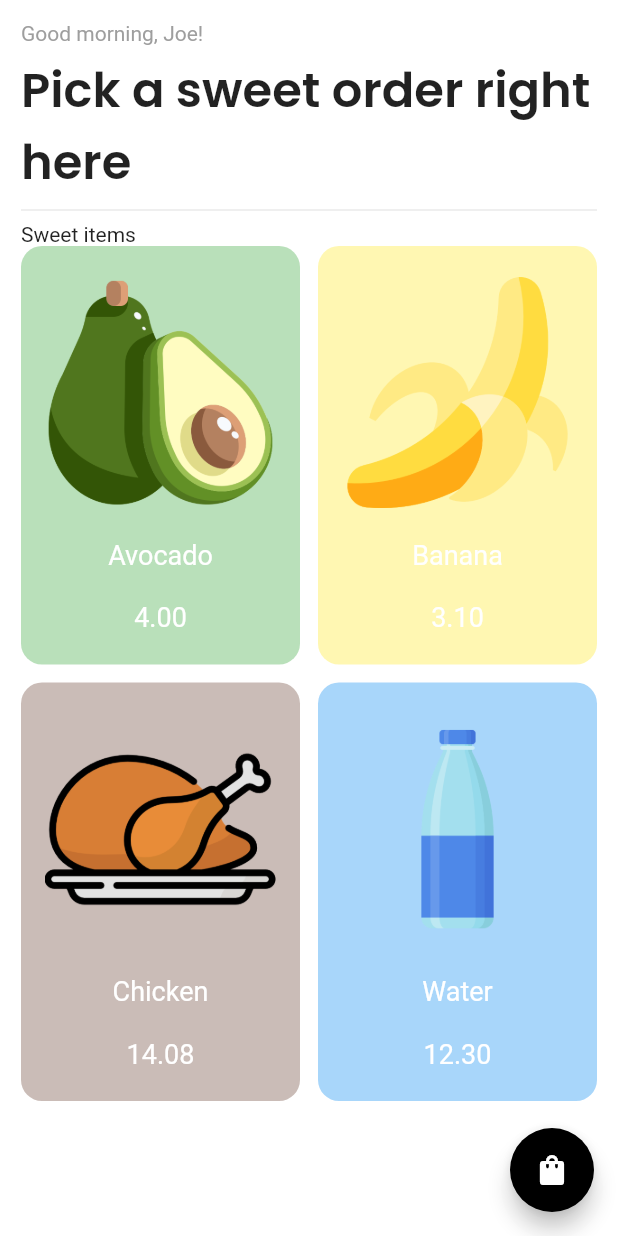
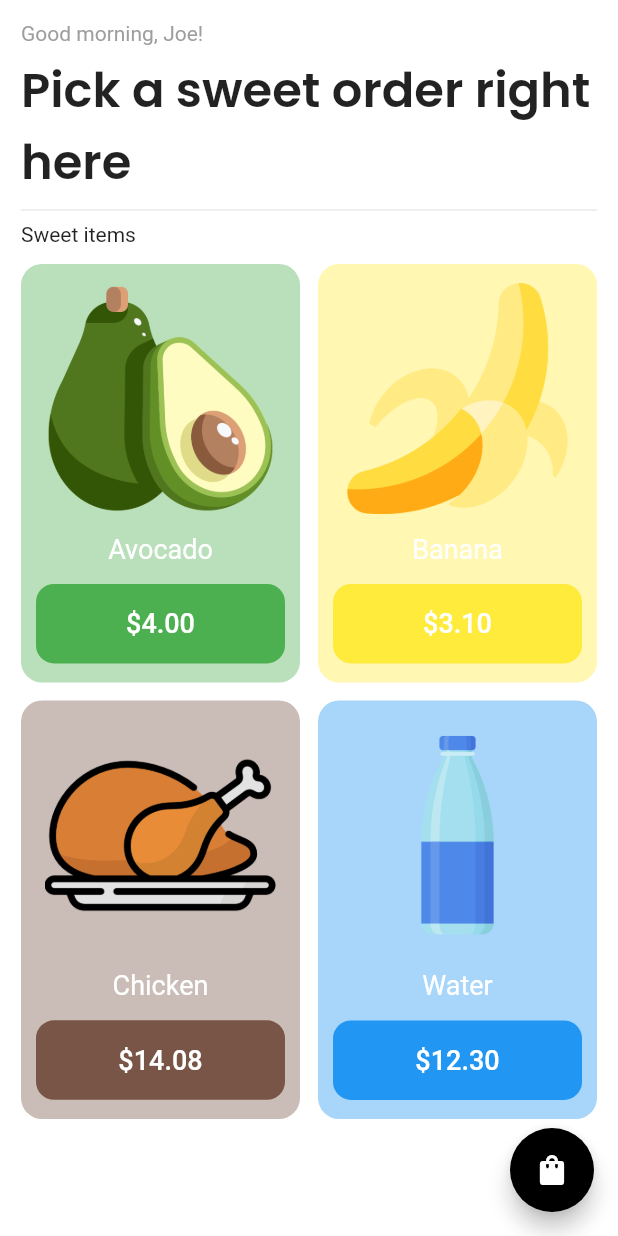
Before and after one commit to igitasjay/my_cart, a Flutter app: the HomePage screen opened directly, on a phone screen of 412 x 824 dp. Run offline on Flutter 3.47's test engine with Material 3 defaults, Android fonts, the phone set to English and light mode, and no system bars; our stand-ins replace google_fonts.

Commit message:
done with the home screen.

```diff
--- a/lib/component/my.tile.dart
+++ b/lib/component/my.tile.dart
@@ -29,9 +29,19 @@ class MyTile extends StatelessWidget {
             name,
             style: const TextStyle(fontSize: 18, color: Colors.white),
           ),
-          Text(
-            price,
-            style: const TextStyle(fontSize: 18, color: Colors.white),
+          Padding(
+            padding: const EdgeInsets.symmetric(horizontal: 10.0),
+            child: SizedBox(
+              width: double.infinity,
+              child: FilledButton(
+                onPressed: () {},
+                style: FilledButton.styleFrom(backgroundColor: color),
+                child: Text(
+                  "\$$price",
+                  style: const TextStyle(fontSize: 18, color: Colors.white),
+                ),
+              ),
+            ),
           ),
         ],
       ),
--- a/lib/pages/home.page.dart
+++ b/lib/pages/home.page.dart
@@ -35,11 +35,12 @@ class HomePage extends StatelessWidget {
             ),
             const Divider(),
             const Text("Sweet items"),
+            const SizedBox(height: 12),
             Expanded(
               child: Consumer<CartModel>(
                 builder: (context, value, child) {
                   return GridView.builder(
-                    itemCount: 4,
+                    itemCount: value.shopItems.length,
                     gridDelegate:
                         const SliverGridDelegateWithFixedCrossAxisCount(
                       crossAxisCount: 2,
```
